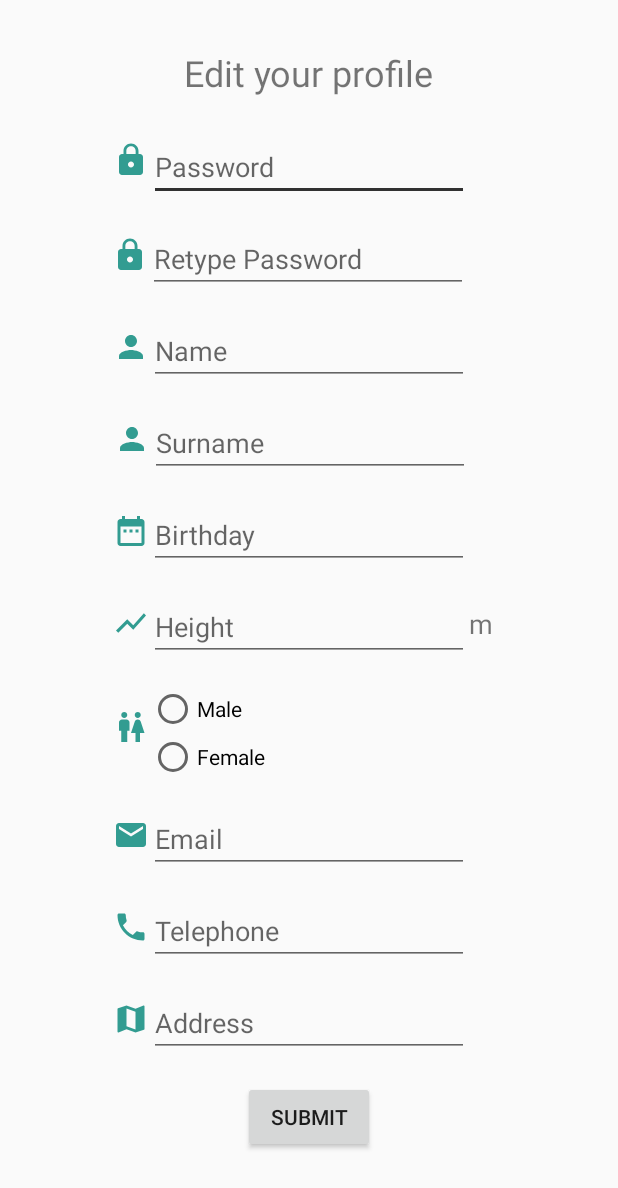
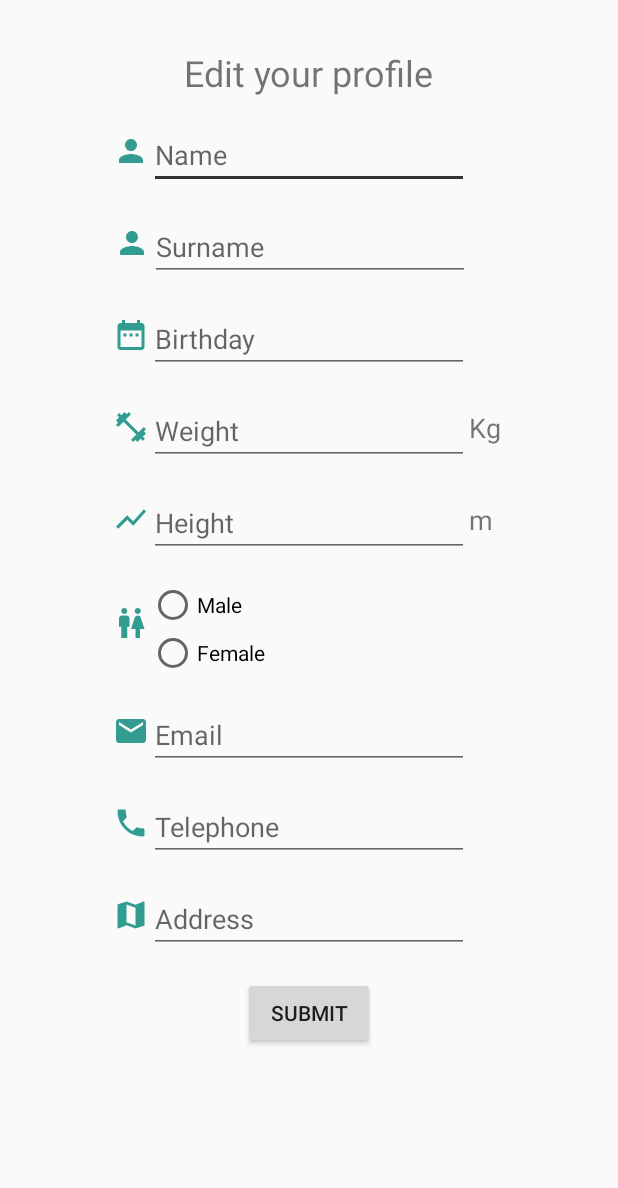
Before and after one commit to CS-UCY-EPL343/winter19.team12, an Android app: the layout activity_edit_profile.xml on its own in the app's theme, with its tools: preview values and no code run, on a phone screen of 412 x 824 dp. Shown: the top 1188 px of the screen. Run offline under Robolectric (Android 15) with nearby library versions, the light colour scheme and no system bars.

```diff
--- a/fitbit-mobile-app/Fitbit/app/src/main/java/com/example/fitbit/SignUpActivity.java
+++ b/fitbit-mobile-app/Fitbit/app/src/main/java/com/example/fitbit/SignUpActivity.java
@@ -58,9 +58,9 @@ public class SignUpActivity extends AppCompatActivity {
                 }
 
             });
-            String params = String.format("{\"username\":\"%s\",\"password\":\"%s\",\"repeat_password\":\"%s\"}",username.getText().toString(),password.getText().toString(),rePassword.getText().toString());
+            //String params = String.format("{\"username\":\"%s\",\"password\":\"%s\",\"repeat_password\":\"%s\"}",username.getText().toString(),password.getText().toString(),rePassword.getText().toString());
 
-            request.execute(Urls.SERVER_URL+SIGNUPENDPOINT,params);
+            request.execute(Urls.SERVER_URL+SIGNUPENDPOINT,"username",username.getText().toString(),"password",password.getText().toString(),"repeat_password",rePassword.getText().toString());
         });
 
         findViewById(R.id.textViewLogin).setOnClickListener((view)->{
--- /dev/null
+++ b/fitbit-mobile-app/Fitbit/app/src/main/res/drawable-anydpi/ic_weight.xml
@@ -0,0 +1,11 @@
+<vector xmlns:android="http://schemas.android.com/apk/res/android"
+    android:width="24dp"
+    android:height="24dp"
+    android:viewportWidth="24"
+    android:viewportHeight="24"
+    android:tint="#008577"
+    android:alpha="0.8">
+    <path
+        android:fillColor="#FF000000"
+        android:pathData="M20.57,14.86L22,13.43 20.57,12 17,15.57 8.43,7 12,3.43 10.57,2 9.14,3.43 7.71,2 5.57,4.14 4.14,2.71 2.71,4.14l1.43,1.43L2,7.71l1.43,1.43L2,10.57 3.43,12 7,8.43 15.57,17 12,20.57 13.43,22l1.43,-1.43L16.29,22l2.14,-2.14 1.43,1.43 1.43,-1.43 -1.43,-1.43L22,16.29z"/>
+</vector>
--- a/fitbit-mobile-app/Fitbit/app/src/main/res/layout/activity_edit_profile.xml
+++ b/fitbit-mobile-app/Fitbit/app/src/main/res/layout/activity_edit_profile.xml
@@ -15,45 +15,8 @@
                 app:layout_constraintStart_toStartOf="parent"
                 app:layout_constraintTop_toTopOf="parent">
 
-            <ImageView
-                    android:id="@+id/imageView11"
-                    android:layout_width="wrap_content"
-                    android:layout_height="wrap_content"
-                    android:layout_marginTop="24dp"
-                    android:contentDescription="@string/retype_password"
-                    app:layout_constraintEnd_toStartOf="@+id/editTextRePasswordEditProfile"
-                    app:layout_constraintTop_toBottomOf="@+id/editTextPasswordEditProfile"
-                    app:srcCompat="@drawable/ic_lock" />
-
-            <EditText
-                    android:id="@+id/editTextRePasswordEditProfile"
-                    android:layout_width="wrap_content"
-                    android:layout_height="wrap_content"
-                    android:layout_marginTop="16dp"
-                    android:ems="10"
-                    android:hint="@string/retype_password"
-                    android:importantForAutofill="no"
-                    android:inputType="textPassword"
-                    android:textColor="@color/colorPrimary"
-                    android:textColorHighlight="@color/colorPrimaryDark"
-                    android:textColorLink="@color/colorPrimaryDark"
-                    app:layout_constraintEnd_toEndOf="parent"
-                    app:layout_constraintHorizontal_bias="0.497"
-                    app:layout_constraintStart_toStartOf="parent"
-                    app:layout_constraintTop_toBottomOf="@+id/editTextPasswordEditProfile" />
-
-            <ImageView
-                    android:id="@+id/imageView5"
-                    android:layout_width="wrap_content"
-                    android:layout_height="wrap_content"
-                    android:layout_marginTop="30dp"
-                    android:contentDescription="@string/retype_password"
-                    app:layout_constraintEnd_toStartOf="@+id/editTextPasswordEditProfile"
-                    app:layout_constraintTop_toBottomOf="@+id/textView3"
-                    app:srcCompat="@drawable/ic_lock" />
-
             <TextView
-                    android:id="@+id/textView3"
+                    android:id="@+id/textViewEditProfile"
                     android:layout_width="wrap_content"
                     android:layout_height="wrap_content"
                     android:layout_marginTop="32dp"
@@ -64,21 +27,39 @@
                     app:layout_constraintStart_toStartOf="parent"
                     app:layout_constraintTop_toTopOf="parent" />
 
-            <EditText
-                    android:id="@+id/editTextPasswordEditProfile"
+            <ImageView
+                    android:id="@+id/imageView14"
                     android:layout_width="wrap_content"
                     android:layout_height="wrap_content"
                     android:layout_marginTop="24dp"
+                    android:contentDescription="@string/height"
+                    app:layout_constraintEnd_toStartOf="@+id/editTextHeightEditProfile"
+                    app:layout_constraintTop_toBottomOf="@+id/editTextBirthdayEditProfile"
+                    app:srcCompat="@drawable/ic_weight" />
+
+            <TextView
+                    android:id="@+id/textView2"
+                    android:layout_width="wrap_content"
+                    android:layout_height="wrap_content"
+                    android:layout_marginTop="24dp"
+                    android:text="@string/kilos"
+                    android:textSize="18sp"
+                    app:layout_constraintStart_toEndOf="@+id/editTextHeightEditProfile"
+                    app:layout_constraintTop_toBottomOf="@+id/editTextBirthdayEditProfile" />
+
+            <EditText
+                    android:id="@+id/editTextWeightEditProfile"
+                    android:layout_width="wrap_content"
+                    android:layout_height="wrap_content"
+                    android:layout_marginTop="16dp"
                     android:ems="10"
-                    android:hint="@string/password"
+                    android:hint="@string/weight"
                     android:importantForAutofill="no"
-                    android:inputType="textPassword"
-                    android:textColor="@color/colorPrimary"
-                    android:textColorHighlight="@color/colorPrimaryDark"
-                    android:textColorLink="@color/colorPrimaryDark"
-                    app:layout_constraintEnd_toEndOf="parent"
-                    app:layout_constraintStart_toStartOf="parent"
-                    app:layout_constraintTop_toBottomOf="@+id/textView3" />
+                    android:inputType="numberDecimal"
+                    app:layout_constraintStart_toStartOf="@+id/editTextBirthdayEditProfile"
+                    app:layout_constraintTop_toBottomOf="@+id/editTextBirthdayEditProfile" />
+
+
 
             <EditText
                     android:id="@+id/editTextNameEditProfile"
@@ -91,7 +72,7 @@
                     android:inputType="textPersonName"
                     app:layout_constraintEnd_toEndOf="parent"
                     app:layout_constraintStart_toStartOf="parent"
-                    app:layout_constraintTop_toBottomOf="@+id/editTextRePasswordEditProfile" />
+                    app:layout_constraintTop_toBottomOf="@+id/textViewEditProfile" />
 
             <EditText
                     android:id="@+id/editTextSurnameEditProfile"
@@ -129,8 +110,8 @@
                     android:hint="@string/height"
                     android:importantForAutofill="no"
                     android:inputType="numberDecimal"
-                    app:layout_constraintStart_toStartOf="@+id/editTextBirthdayEditProfile"
-                    app:layout_constraintTop_toBottomOf="@+id/editTextBirthdayEditProfile" />
+                    app:layout_constraintStart_toStartOf="@+id/editTextWeightEditProfile"
+                    app:layout_constraintTop_toBottomOf="@+id/editTextWeightEditProfile" />
 
             <TextView
                     android:id="@+id/textView"
@@ -140,7 +121,7 @@
                     android:text="@string/meters"
                     android:textSize="18sp"
                     app:layout_constraintStart_toEndOf="@+id/editTextHeightEditProfile"
-                    app:layout_constraintTop_toBottomOf="@+id/editTextBirthdayEditProfile" />
+                    app:layout_constraintTop_toBottomOf="@+id/editTextWeightEditProfile" />
 
             <ImageView
                     android:id="@+id/imageView2"
@@ -150,7 +131,7 @@
                     android:contentDescription="@string/name"
                     android:orientation="horizontal"
                     app:layout_constraintEnd_toStartOf="@+id/editTextNameEditProfile"
-                    app:layout_constraintTop_toBottomOf="@+id/editTextRePasswordEditProfile"
+                    app:layout_constraintTop_toBottomOf="@+id/textViewEditProfile"
                     app:srcCompat="@drawable/ic_person" />
 
             <ImageView
@@ -180,7 +161,7 @@
                     android:layout_marginTop="24dp"
                     android:contentDescription="@string/height"
                     app:layout_constraintEnd_toStartOf="@+id/editTextHeightEditProfile"
-                    app:layout_constraintTop_toBottomOf="@+id/editTextBirthdayEditProfile"
+                    app:layout_constraintTop_toBottomOf="@+id/editTextWeightEditProfile"
                     app:srcCompat="@drawable/ic_height" />
 
             <RadioGroup
--- a/fitbit-mobile-app/Fitbit/app/src/main/res/values/strings.xml
+++ b/fitbit-mobile-app/Fitbit/app/src/main/res/values/strings.xml
@@ -34,4 +34,10 @@
     <string name="male">"Male"</string>
     <string name="female">"Female"</string>
     <string name="submit">"Submit"</string>
+    <string name="change_password">"Change Password"</string>
+    <string name="new_password">"New Password"</string>
+    <string name="old_password">"Old Password"</string>
+    <string name="weight">"Weight"</string>
+    <string name="kilos">"Kg"</string>
+    <string name="save">"Save"</string>
 </resources>
--- a/fitbit-mobile-app/Fitbit/app/src/main/res/xml/network_security_config.xml
+++ b/fitbit-mobile-app/Fitbit/app/src/main/res/xml/network_security_config.xml
@@ -5,5 +5,6 @@
         <domain includeSubdomains="true">192.168.0.4</domain>
         <domain includeSubdomains="true">localhost</domain>
         <domain includeSubdomains="true">192.168.0.106</domain>
+        <domain includeSubdomains="true">172.20.228.170</domain>
     </domain-config>
 </network-security-config>
```
Also changed, not shown: fitbit-mobile-app/Fitbit/app/src/main/AndroidManifest.xml (+4 -4 lines), fitbit-mobile-app/Fitbit/app/src/main/java/com/example/fitbit/MainActivity.java (+19 -8 lines), fitbit-mobile-app/Fitbit/app/src/main/res/layout/activity_change_password.xml (added, +119 -0 lines), fitbit-mobile-app/Fitbit/app/src/main/res/layout/activity_main.xml (+1 -11 lines), fitbit-mobile-app/Fitbit/app/src/main/res/drawable-hdpi/ic_weight.png (added), fitbit-mobile-app/Fitbit/app/src/main/res/drawable-mdpi/ic_weight.png (added), fitbit-mobile-app/Fitbit/app/src/main/res/drawable-xhdpi/ic_weight.png (added), fitbit-mobile-app/Fitbit/app/src/main/res/drawable-xxhdpi/ic_weight.png (added), 5 other files.
